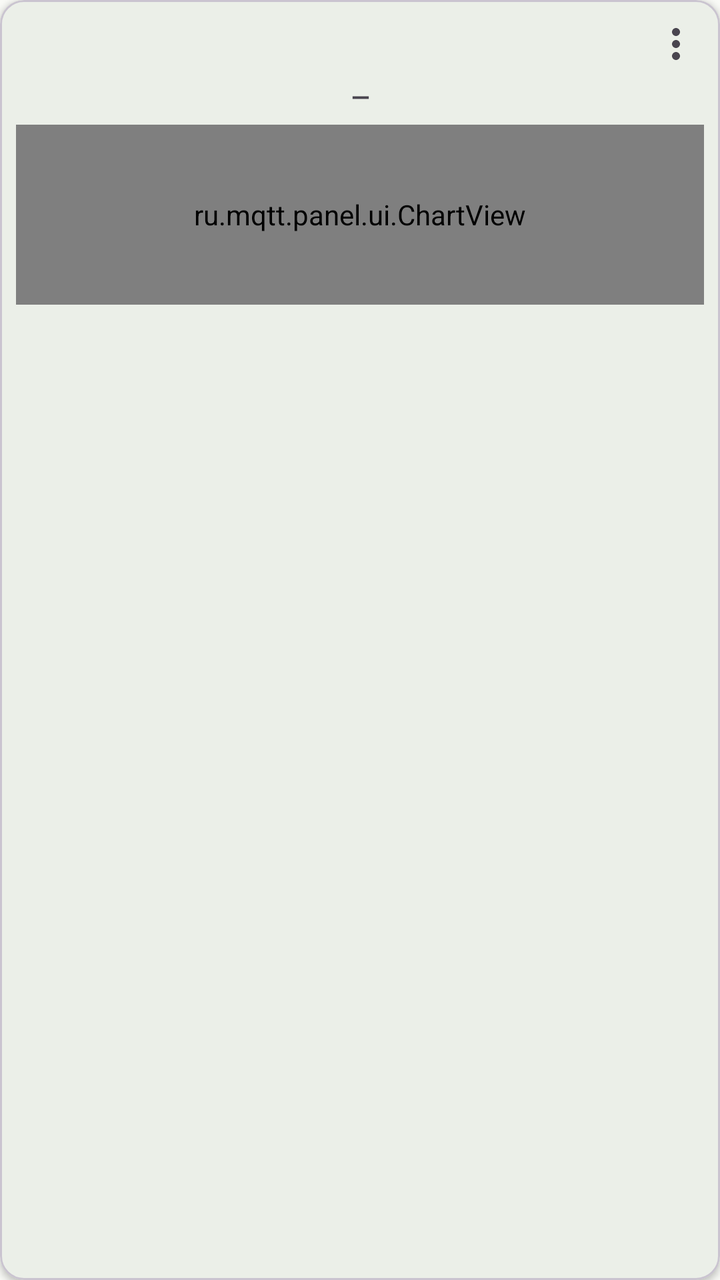
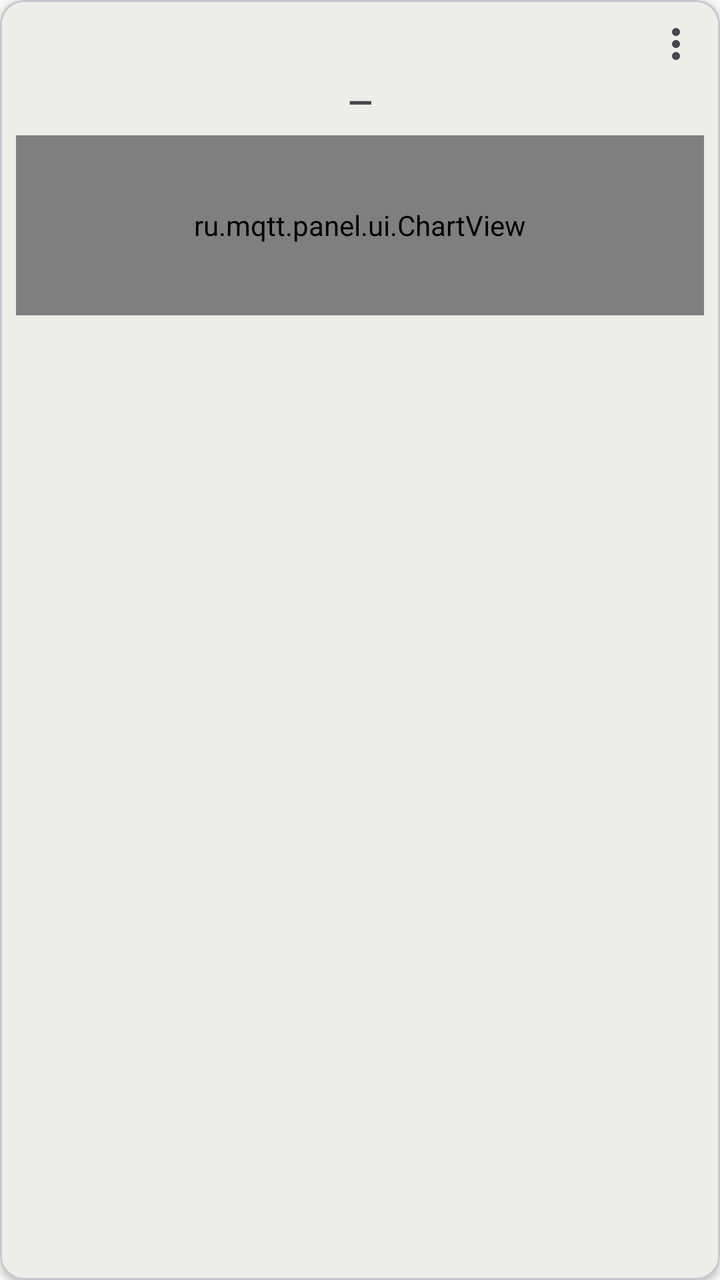

Screens rendered from an Android XML layout before and after an edit, with the pre-edit source and the edit as a unified diff.
<!-- AndroidManifest.xml: application theme Theme.MQTTPanel -->
<!-- res/layout/item_widget_multichart.xml -->
<?xml version="1.0" encoding="utf-8"?>
<com.google.android.material.card.MaterialCardView xmlns:android="http://schemas.android.com/apk/res/android"
    xmlns:app="http://schemas.android.com/apk/res-auto"
    android:layout_width="match_parent"
    android:layout_height="wrap_content"
    android:layout_margin="4dp"
    app:cardCornerRadius="12dp"
    app:cardElevation="2dp">

    <LinearLayout
        android:layout_width="match_parent"
        android:layout_height="wrap_content"
        android:orientation="vertical"
        android:padding="8dp">

        <FrameLayout
            android:layout_width="match_parent"
            android:layout_height="wrap_content">

            <TextView
                android:id="@+id/tv_name"
                android:layout_width="match_parent"
                android:layout_height="wrap_content"
                android:textSize="11sp"
                android:textColor="?android:attr/textColorSecondary"
                android:maxLines="2"
                android:ellipsize="end" />

            <ImageButton
                android:id="@+id/btn_menu"
                android:layout_width="28dp"
                android:layout_height="28dp"
                android:layout_gravity="end|top"
                android:padding="3dp"
                android:background="?attr/selectableItemBackgroundBorderless"
                android:contentDescription="@string/widget_menu"
                android:src="@drawable/ic_more" />

        </FrameLayout>

        <TextView
            android:id="@+id/tv_value"
            android:layout_width="match_parent"
            android:layout_height="wrap_content"
            android:layout_marginTop="4dp"
            android:gravity="center"
            android:textSize="12sp"
            android:textStyle="bold"
            android:text="—" 
            app:autoSizeTextType="uniform"
            app:autoSizeMinTextSize="9sp"
            app:autoSizeMaxTextSize="12sp"/>

        <ru.mqtt.panel.ui.ChartView
            android:id="@+id/chart_view"
            android:layout_width="match_parent"
            android:layout_height="90dp"
            android:layout_marginTop="6dp" />

        
        <LinearLayout
            android:id="@+id/chart_legend"
            android:layout_width="match_parent"
            android:layout_height="wrap_content"
            android:layout_marginTop="4dp"
            android:orientation="vertical" />

    <include layout="@layout/view_card_time" />

    </LinearLayout>

</com.google.android.material.card.MaterialCardView>
<!-- res/layout/view_card_time.xml (included above) -->
<?xml version="1.0" encoding="utf-8"?>
<TextView xmlns:android="http://schemas.android.com/apk/res/android"
    android:id="@+id/tv_time"
    android:layout_width="match_parent"
    android:layout_height="wrap_content"
    android:layout_marginTop="2dp"
    android:gravity="end"
    android:textSize="9sp"
    android:textColor="?android:attr/textColorSecondary"
    android:maxLines="1"
    android:visibility="gone" />
<!-- resources referenced by this layout -->
<resources>
  <!-- drawable ic_more (drawable) -->
  <?xml version="1.0" encoding="utf-8"?>
  <vector xmlns:android="http://schemas.android.com/apk/res/android"
      android:width="24dp"
      android:height="24dp"
      android:viewportWidth="24"
      android:viewportHeight="24"
      android:tint="?attr/colorControlNormal">
      <path
          android:fillColor="#FF000000"
          android:pathData="M12,8c1.1,0 2,-0.9 2,-2s-0.9,-2 -2,-2 -2,0.9 -2,2 0.9,2 2,2zM12,10c-1.1,0 -2,0.9 -2,2s0.9,2 2,2 2,-0.9 2,-2 -0.9,-2 -2,-2zM12,16c-1.1,0 -2,0.9 -2,2s0.9,2 2,2 2,-0.9 2,-2 -0.9,-2 -2,-2z" />
  </vector>
  <string name="widget_menu">Меню панели</string>
  <style name="Theme.MQTTPanel" parent="Theme.Material3.Light.NoActionBar">
          <item name="colorPrimary">@color/md_theme_primary</item>
          <item name="colorOnPrimary">@color/md_theme_onPrimary</item>
          <item name="colorPrimaryContainer">@color/md_theme_primaryContainer</item>
          <item name="colorSecondary">@color/md_theme_secondary</item>
          <item name="colorOnSecondary">@color/md_theme_onSecondary</item>
          <item name="colorSecondaryContainer">@color/md_theme_secondaryContainer</item>
          <item name="android:colorBackground">@color/md_theme_surface</item>
          <item name="colorSurface">@color/md_theme_surface</item>
          <item name="colorOnSurface">@color/md_theme_onSurface</item>
          <item name="colorError">@color/md_theme_error</item>
          <item name="android:statusBarColor">?attr/colorPrimaryContainer</item>
      </style>
  <color name="md_theme_primary">#386A36</color>
  <color name="md_theme_onPrimary">#FFFFFF</color>
  <color name="md_theme_primaryContainer">#B9F3B2</color>
  <color name="md_theme_secondary">#54634F</color>
  <color name="md_theme_onSecondary">#FFFFFF</color>
  <color name="md_theme_secondaryContainer">#D7E8CF</color>
  <color name="md_theme_surface">#F9FAF6</color>
  <color name="md_theme_onSurface">#191C1A</color>
  <color name="md_theme_error">#BA1A1A</color>
</resources>

<!-- the commit's change to res/layout/item_widget_multichart.xml (unified diff, before → after) -->
@@ -44,12 +44,12 @@
             android:layout_height="wrap_content"
             android:layout_marginTop="4dp"
             android:gravity="center"
-            android:textSize="12sp"
+            android:textSize="16sp"
             android:textStyle="bold"
-            android:text="—" 
+            android:text="—"
             app:autoSizeTextType="uniform"
-            app:autoSizeMinTextSize="9sp"
-            app:autoSizeMaxTextSize="12sp"/>
+            app:autoSizeMinTextSize="10sp"
+            app:autoSizeMaxTextSize="16sp"/>
 
         <ru.mqtt.panel.ui.ChartView
             android:id="@+id/chart_view"
